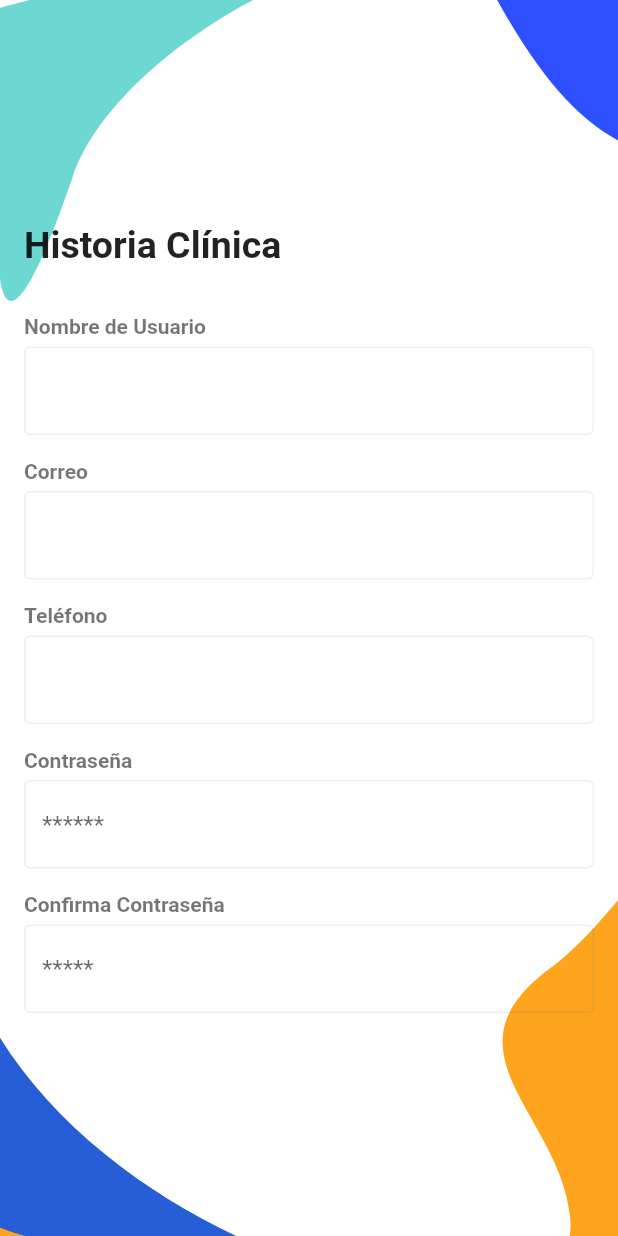
After one commit to asloth/doctor_app, a Flutter app: the HystoryScreen screen opened directly, on a phone screen of 412 x 824 dp. The commit adds this screen. Run offline on Flutter 3.47's test engine with Material 2 defaults, Android fonts, the phone set to English and light mode, and no system bars; our stand-ins replace flutter_svg, form_field_validator, google_nav_bar.

Commit message:
medios cambios

```diff
--- a/lib/screens/auth/sign_up_screen.dart
+++ b/lib/screens/auth/sign_up_screen.dart
@@ -16,7 +16,7 @@ class SignUpScreen extends StatelessWidget {
   Widget build(BuildContext context) {
     // But still same problem, let's fixed it
     return Scaffold(
-      resizeToAvoidBottomInset: false,
+      resizeToAvoidBottomInset: true,
       body: Stack(
         fit: StackFit.expand,
         children: [
--- /dev/null
+++ b/lib/screens/profile/components/hystory_form.dart
@@ -0,0 +1,99 @@
+import 'package:flutter/material.dart';
+import 'package:form_field_validator/form_field_validator.dart';
+
+import '../../../constants.dart';
+
+class HistoryForm extends StatelessWidget {
+  HistoryForm({
+    Key? key,
+    required this.formKey,
+  }) : super(key: key);
+
+  final GlobalKey formKey;
+
+  late String _userName, _email, _password, _phoneNumber;
+
+  @override
+  Widget build(BuildContext context) {
+    return Form(
+      key: formKey,
+      child: Column(
+        crossAxisAlignment: CrossAxisAlignment.start,
+        children: [
+          TextFieldName(text: "Nombre de Usuario"),
+          TextFormField(
+            decoration: InputDecoration(hintText: ""),
+            validator:
+                RequiredValidator(errorText: "Requiere nombre de Usuario"),
+            // Let's save our username
+            onSaved: (username) => _userName = username!,
+          ),
+          const SizedBox(height: defaultPadding),
+          // We will fixed the error soon
+          // As you can see, it's a email field
+          // But no @ on keybord
+          TextFieldName(text: "Correo"),
+          TextFormField(
+            keyboardType: TextInputType.emailAddress,
+            decoration: InputDecoration(hintText: ""),
+            validator: EmailValidator(
+                errorText: "¡Utilice un correo electrónico válido!"),
+            onSaved: (email) => _email = email!,
+          ),
+          const SizedBox(height: defaultPadding),
+          TextFieldName(text: "Teléfono"),
+          // Same for phone number
+          TextFormField(
+            keyboardType: TextInputType.phone,
+            decoration: InputDecoration(hintText: ""),
+            validator: RequiredValidator(
+                errorText: "¡Utilice un correo electrónico válido!"),
+            onSaved: (phoneNumber) => _phoneNumber = phoneNumber!,
+          ),
+          const SizedBox(height: defaultPadding),
+          TextFieldName(text: "Contraseña"),
+
+          TextFormField(
+            // We want to hide our password
+            obscureText: true,
+            decoration: InputDecoration(hintText: "******"),
+            validator: passwordValidator,
+            onSaved: (password) => _password = password!,
+            // We also need to validate our password
+            // Now if we type anything it adds that to our password
+            onChanged: (pass) => _password = pass,
+          ),
+          const SizedBox(height: defaultPadding),
+          TextFieldName(text: "Confirma Contraseña"),
+          TextFormField(
+            obscureText: true,
+            decoration: InputDecoration(hintText: "*****"),
+            validator: (pass) =>
+                MatchValidator(errorText: "La contraseña no coincide")
+                    .validateMatch(pass!, _password),
+          ),
+        ],
+      ),
+    );
+  }
+}
+
+class TextFieldName extends StatelessWidget {
+  const TextFieldName({
+    Key? key,
+    required this.text,
+  }) : super(key: key);
+
+  final String text;
+
+  @override
+  Widget build(BuildContext context) {
+    return Padding(
+      padding: const EdgeInsets.only(bottom: defaultPadding / 3),
+      child: Text(
+        text,
+        style: TextStyle(fontWeight: FontWeight.w600, color: Colors.black54),
+      ),
+    );
+  }
+}
--- a/lib/screens/profile/components/profile_list_item.dart
+++ b/lib/screens/profile/components/profile_list_item.dart
@@ -5,8 +5,10 @@ class ProfileListItem extends StatelessWidget {
   final IconData icon;
   final String text;
   final bool hasNavigation;
+  final Function() press;
 
-  const ProfileListItem({
+  const ProfileListItem(
+    this.press, {
     Key? key,
     this.icon = Icons.access_alarm_outlined,
     this.text = 'prueba',
@@ -45,10 +47,12 @@ class ProfileListItem extends StatelessWidget {
           ),
           Spacer(),
           if (this.hasNavigation)
-            Icon(
-              Icons.arrow_forward,
-              size: spacingUnit * 2.5,
-            ),
+            IconButton(
+                onPressed: this.press,
+                icon: Icon(
+                  Icons.arrow_forward,
+                  size: spacingUnit * 2.5,
+                )),
         ],
       ),
     );
--- /dev/null
+++ b/lib/screens/profile/hystory_screen.dart
@@ -0,0 +1,49 @@
+import 'package:flutter/material.dart';
+import 'package:doctor_app/constants.dart';
+import 'package:flutter_svg/svg.dart';
+
+import 'components/hystory_form.dart';
+
+class HystoryScreen extends StatelessWidget {
+  final _formKey = GlobalKey<FormState>();
+
+  @override
+  Widget build(BuildContext context) {
+    return Scaffold(
+      resizeToAvoidBottomInset: true,
+      body: Stack(
+        fit: StackFit.expand,
+        children: [
+          SvgPicture.asset(
+            "assets/icons/Sign_Up_bg.svg",
+            height: MediaQuery.of(context).size.height,
+            fit: BoxFit.fill,
+            // Now it takes 100% of our height
+          ),
+          Center(
+            child: SafeArea(
+              child: SingleChildScrollView(
+                padding: const EdgeInsets.symmetric(horizontal: defaultPadding),
+                child: Column(
+                  crossAxisAlignment: CrossAxisAlignment.start,
+                  children: [
+                    Text(
+                      'Historia Clínica',
+                      style: TextStyle(
+                        fontWeight: FontWeight.bold,
+                        fontSize: 25,
+                      ),
+                      textAlign: TextAlign.center,
+                    ),
+                    const SizedBox(height: defaultPadding * 2),
+                    HistoryForm(formKey: _formKey),
+                  ],
+                ),
+              ),
+            ),
+          ),
+        ],
+      ),
+    );
+  }
+}
--- a/lib/screens/profile/profile_screen.dart
+++ b/lib/screens/profile/profile_screen.dart
@@ -1,8 +1,9 @@
 import 'package:doctor_app/constants.dart';
-import 'package:doctor_app/screens/profile/components/profile_header.dart';
 import 'package:flutter/material.dart';
 
+import 'package:doctor_app/screens/profile/components/profile_header.dart';
 import 'components/profile_list_item.dart';
+import 'package:doctor_app/screens/profile/hystory_screen.dart';
 
 class ProfileScreen extends StatelessWidget {
   const ProfileScreen({Key? key}) : super(key: key);
@@ -20,22 +21,32 @@ class ProfileScreen extends StatelessWidget {
                 child: ListView(
               children: <Widget>[
                 ProfileListItem(
+                  () {},
                   icon: Icons.person,
                   text: 'Editar mis datos',
                 ),
                 ProfileListItem(
+                  () {
+                    Navigator.push(
+                      context,
+                      MaterialPageRoute(builder: (context) => HystoryScreen()),
+                    );
+                  },
                   icon: Icons.history,
                   text: 'Historial clínico',
                 ),
                 ProfileListItem(
+                  () {},
                   icon: Icons.file_copy,
                   text: 'Subir copia de mi DNI',
                 ),
                 ProfileListItem(
+                  () {},
                   icon: Icons.settings,
                   text: 'Configuración',
                 ),
                 ProfileListItem(
+                  () {},
                   icon: Icons.logout,
                   text: 'Cerrar sesión',
                   hasNavigation: false,
```
